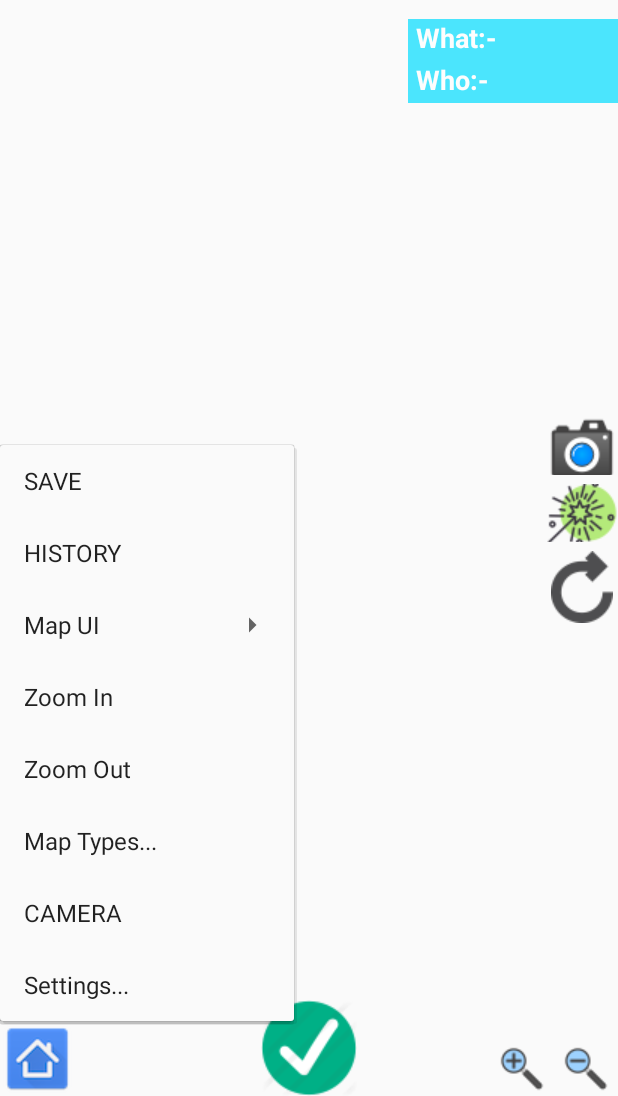
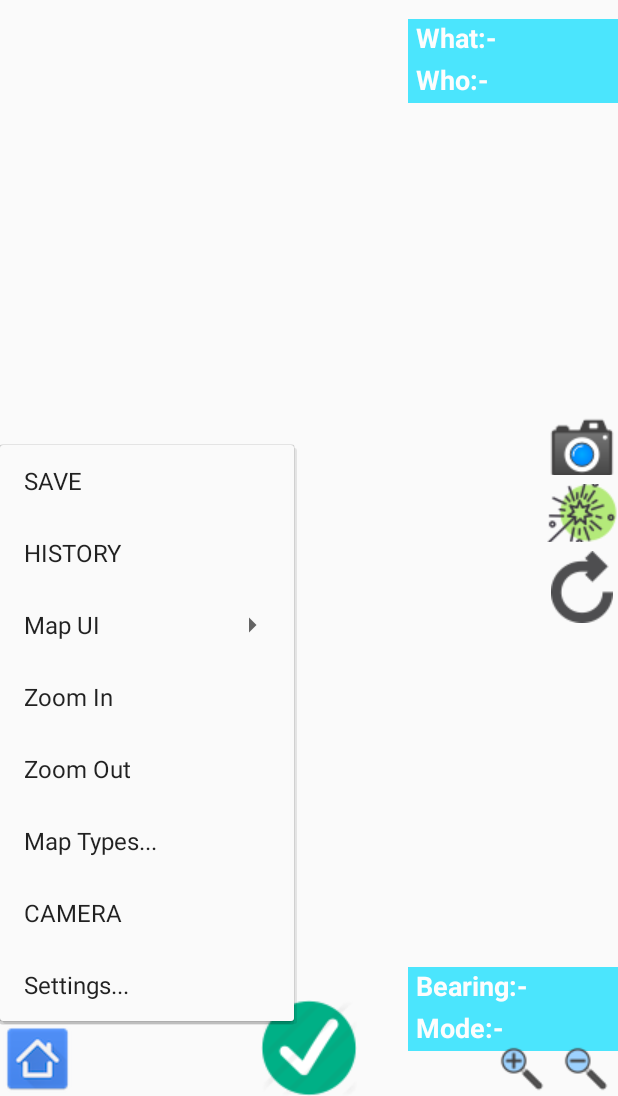
Before and after one commit to hermes3306/OneOOMT, an Android app: the screen it shows after launch (RunningActivity), after a tap on an icon or button, on a phone screen of 412 x 824 dp, the part 140-1236 px from its top. Run offline under Robolectric (Android 15) with nearby library versions, the phone set to English and light mode, and no system bars; 1 statement that could not run was skipped; 2 other taps on this screen came first.

Commit message:
Bearing View 추가

```diff
--- a/app/src/main/res/layout/activity_running.xml
+++ b/app/src/main/res/layout/activity_running.xml
@@ -139,6 +139,56 @@ android:gravity="center">
                 </LinearLayout>
 
                 <LinearLayout
+                    android:id="@+id/llo_right_bottom"
+                    android:layout_width="140dp"
+                    android:layout_height="56dp"
+                    android:layout_gravity="bottom|right"
+                    android:layout_marginBottom="30dp"
+                    android:layout_weight="1"
+                    android:orientation="horizontal"
+                    android:visibility="visible">
+
+                    <FrameLayout
+                        android:layout_width="match_parent"
+                        android:layout_height="match_parent"
+                        android:alpha="0.7"
+                        android:background="@android:color/holo_blue_bright">
+
+                        <LinearLayout
+                            android:layout_width="match_parent"
+                            android:layout_height="match_parent"
+                            android:orientation="vertical">
+
+                            <TextView
+                                android:id="@+id/tv_bearing"
+                                android:layout_width="match_parent"
+                                android:layout_height="28dp"
+                                android:paddingLeft="5dp"
+                                android:text="Bearing:-"
+                                android:textColor="@android:color/background_light"
+                                android:textSize="18sp"
+                                android:textStyle="bold" />
+
+                            <TextView
+                                android:id="@+id/tv_bearingmode"
+                                android:layout_width="match_parent"
+                                android:layout_height="28dp"
+                                android:paddingLeft="5dp"
+                                android:text="Mode:-"
+                                android:textColor="@android:color/background_light"
+                                android:textSize="18sp"
+                                android:textStyle="bold" />
+                        </LinearLayout>
+                    </FrameLayout>
+
+                    <TextView
+                        android:id="@+id/textView15"
+                        android:layout_width="10dp"
+                        android:layout_height="wrap_content" />
+                </LinearLayout>
+
+
+                <LinearLayout
                     android:layout_width="48dp"
                     android:layout_height="137dp"
                     android:layout_gravity="right|center_vertical"
@@ -200,22 +250,23 @@ android:gravity="center">
                         app:srcCompat="@drawable/zoom_out_32" />
                 </LinearLayout>
 
-                <ImageView
-                    android:id="@+id/imgview_stop"
+                <ImageButton
+                    android:id="@+id/imgbt_stop"
                     android:layout_width="wrap_content"
                     android:layout_height="wrap_content"
                     android:layout_gravity="bottom|center"
+                    android:background="@android:color/transparent"
                     android:visibility="invisible"
                     app:srcCompat="@drawable/stop64" />
 
-                <ImageView
-                    android:id="@+id/imgview_start"
+                <ImageButton
+                    android:id="@+id/imgbt_start"
                     android:layout_width="wrap_content"
                     android:layout_height="wrap_content"
                     android:layout_gravity="bottom|center"
+                    android:background="@android:color/transparent"
                     android:visibility="visible"
                     app:srcCompat="@drawable/run64" />
-
             </FrameLayout>
 
          </LinearLayout>
```
Also changed, not shown: app/src/main/java/com/joonho/oneoomt/RunningActivity.java (+38 -12 lines), app/src/main/java/com/joonho/oneoomt/util/CalBearing.java (added, +30 -0 lines).
